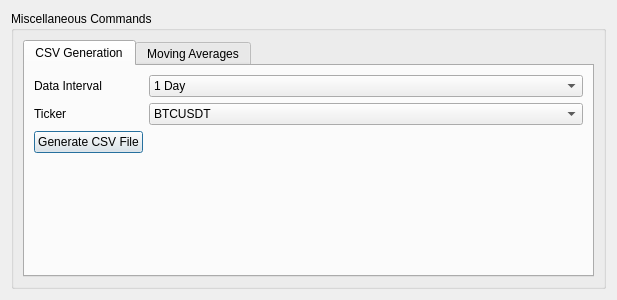
Before: the Qt Designer form UI/otherCommands.ui in ZENALC/algobot, drawn with Qt 5.
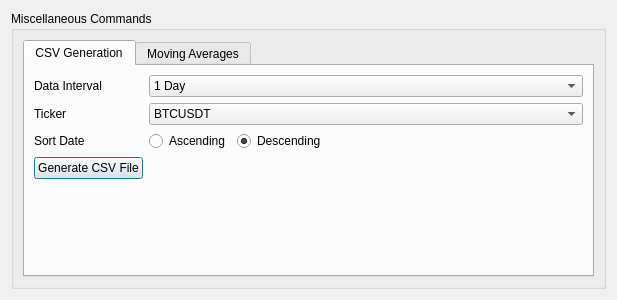
After: the same form once the commit is applied. The open tabs and pages were chosen to show the change.

What changed in the file:
```diff
--- a/UI/otherCommands.ui
+++ b/UI/otherCommands.ui
@@ -42,59 +42,6 @@
           <string>CSV Generation</string>
          </attribute>
          <layout class="QGridLayout" name="gridLayout_11">
-          <item row="1" column="0">
-           <widget class="QLabel" name="csvGenerationTickerLabel">
-            <property name="sizePolicy">
-             <sizepolicy hsizetype="Fixed" vsizetype="Preferred">
-              <horstretch>0</horstretch>
-              <verstretch>0</verstretch>
-             </sizepolicy>
-            </property>
-            <property name="text">
-             <string>Ticker</string>
-            </property>
-           </widget>
-          </item>
-          <item row="4" column="0">
-           <spacer name="verticalSpacer_2">
-            <property name="orientation">
-             <enum>Qt::Vertical</enum>
-            </property>
-            <property name="sizeHint" stdset="0">
-             <size>
-              <width>20</width>
-              <height>40</height>
-             </size>
-            </property>
-           </spacer>
-          </item>
-          <item row="0" column="0">
-           <widget class="QLabel" name="csvGenerationDataLabel">
-            <property name="text">
-             <string>Data Interval</string>
-            </property>
-           </widget>
-          </item>
-          <item row="2" column="0">
-           <widget class="QPushButton" name="generateCSVButton">
-            <property name="sizePolicy">
-             <sizepolicy hsizetype="Maximum" vsizetype="Fixed">
-              <horstretch>0</horstretch>
-              <verstretch>0</verstretch>
-             </sizepolicy>
-            </property>
-            <property name="text">
-             <string>Generate CSV File</string>
-            </property>
-           </widget>
-          </item>
-          <item row="3" column="0">
-           <widget class="QLabel" name="csvGenerationStatus">
-            <property name="text">
-             <string/>
-            </property>
-           </widget>
-          </item>
           <item row="0" column="1" colspan="2">
            <widget class="QComboBox" name="csvGenerationDataInterval">
             <property name="sizePolicy">
@@ -170,6 +117,46 @@
             </item>
            </widget>
           </item>
+          <item row="5" column="0">
+           <spacer name="verticalSpacer_2">
+            <property name="orientation">
+             <enum>Qt::Vertical</enum>
+            </property>
+            <property name="sizeHint" stdset="0">
+             <size>
+              <width>20</width>
+              <height>40</height>
+             </size>
+            </property>
+           </spacer>
+          </item>
+          <item row="1" column="0">
+           <widget class="QLabel" name="csvGenerationTickerLabel">
+            <property name="sizePolicy">
+             <sizepolicy hsizetype="Fixed" vsizetype="Preferred">
+              <horstretch>0</horstretch>
+              <verstretch>0</verstretch>
+             </sizepolicy>
+            </property>
+            <property name="text">
+             <string>Ticker</string>
+            </property>
+           </widget>
+          </item>
+          <item row="0" column="0">
+           <widget class="QLabel" name="csvGenerationDataLabel">
+            <property name="text">
+             <string>Data Interval</string>
+            </property>
+           </widget>
+          </item>
+          <item row="4" column="0" colspan="3">
+           <widget class="QLabel" name="csvGenerationStatus">
+            <property name="text">
+             <string/>
+            </property>
+           </widget>
+          </item>
           <item row="1" column="1" colspan="2">
            <widget class="QComboBox" name="csvGenerationTicker">
             <property name="sizePolicy">
@@ -185,6 +172,49 @@
             </item>
            </widget>
           </item>
+          <item row="3" column="0">
+           <widget class="QPushButton" name="generateCSVButton">
+            <property name="sizePolicy">
+             <sizepolicy hsizetype="Maximum" vsizetype="Fixed">
+              <horstretch>0</horstretch>
+              <verstretch>0</verstretch>
+             </sizepolicy>
+            </property>
+            <property name="text">
+             <string>Generate CSV File</string>
+            </property>
+           </widget>
+          </item>
+          <item row="2" column="0">
+           <widget class="QLabel" name="label">
+            <property name="text">
+             <string>Sort Date</string>
+            </property>
+           </widget>
+          </item>
+          <item row="2" column="1">
+           <widget class="QRadioButton" name="ascendingDateRadio">
+            <property name="sizePolicy">
+             <sizepolicy hsizetype="Fixed" vsizetype="Fixed">
+              <horstretch>0</horstretch>
+              <verstretch>0</verstretch>
+             </sizepolicy>
+            </property>
+            <property name="text">
+             <string>Ascending</string>
+            </property>
+           </widget>
+          </item>
+          <item row="2" column="2">
+           <widget class="QRadioButton" name="descendingDateRadio">
+            <property name="text">
+             <string>Descending</string>
+            </property>
+            <property name="checked">
+             <bool>true</bool>
+            </property>
+           </widget>
+          </item>
          </layout>
         </widget>
         <widget class="QWidget" name="tab_4">
```
Left out of the diff: 2 changed lines with no effect on the pictures.
